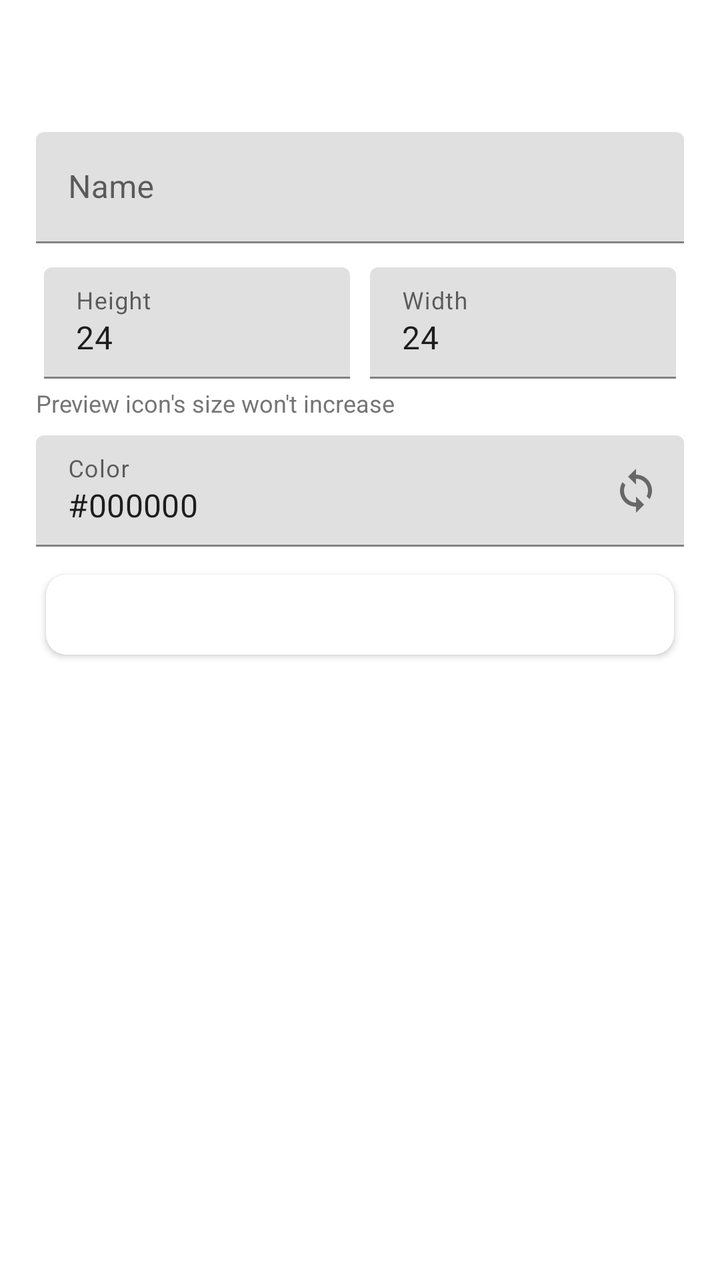
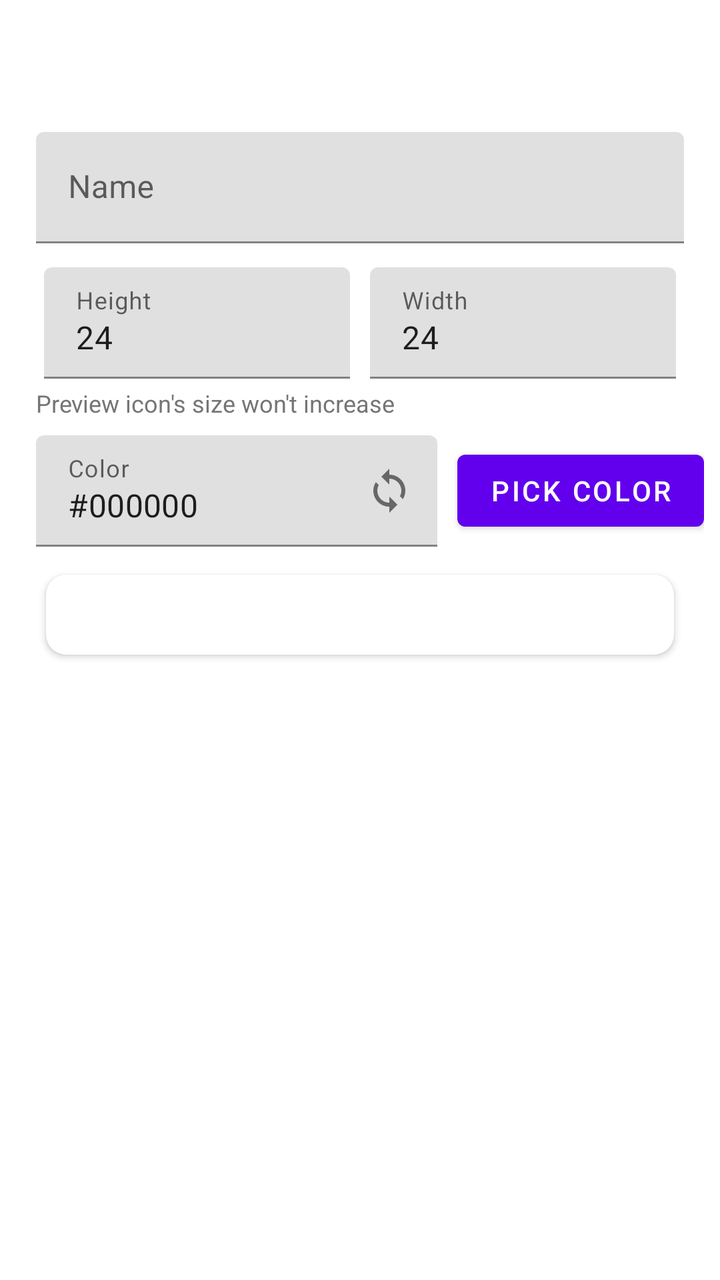

Two renders of the same Android screen: before a commit and after it. Below are the layout's source before the change and the commit's diff.
<!-- AndroidManifest.xml: fallback theme Theme.MaterialComponents.DayNight.NoActionBar -->
<!-- res/layout/create_vector_dialog.xml -->
<LinearLayout xmlns:android="http://schemas.android.com/apk/res/android"
    xmlns:app="http://schemas.android.com/apk/res-auto"
    xmlns:tools="http://schemas.android.com/tools"
    android:layout_width="match_parent"
    android:layout_height="match_parent"
    android:orientation="vertical" >

    <ScrollView
        android:layout_width="match_parent"
        android:layout_height="match_parent"
        android:scrollbars="none" >

        <LinearLayout
            android:id="@+id/container"
            android:layout_width="match_parent"
            android:layout_height="wrap_content"
            android:background="@android:color/transparent"
            android:orientation="vertical"
            android:padding="8dp" >

            <ImageView
                android:id="@+id/icon"
                android:layout_width="50dp"
                android:layout_height="50dp"
                android:layout_marginBottom="8dp"
                android:layout_marginLeft="8dp"
                android:focusable="false"
                android:padding="8dp"
                android:scaleType="fitCenter" />

            <com.google.android.material.textfield.TextInputLayout
                android:id="@+id/textinputlayout1"
                style="@style/Widget.MaterialComponents.TextInputLayout.FilledBox"
                android:layout_width="match_parent"
                android:layout_height="wrap_content"
                android:layout_marginBottom="8dp"
                android:layout_marginLeft="10dp"
                android:layout_marginRight="10dp"
                android:hint="Name" >

                <com.google.android.material.textfield.TextInputEditText
                    android:id="@+id/name"
                    android:layout_width="match_parent"
                    android:layout_height="wrap_content"
                    android:singleLine="true" />
            </com.google.android.material.textfield.TextInputLayout>

            <LinearLayout
                android:id="@+id/linear3"
                android:layout_width="match_parent"
                android:layout_height="wrap_content"
                android:layout_marginLeft="10dp"
                android:layout_marginRight="10dp"
                android:orientation="horizontal"
                android:padding="4dp" >

                <com.google.android.material.textfield.TextInputLayout
                    android:id="@+id/textinputlayout2"
                    style="@style/Widget.MaterialComponents.TextInputLayout.FilledBox"
                    android:layout_width="wrap_content"
                    android:layout_height="wrap_content"
                    android:layout_marginRight="5dp"
                    android:layout_weight="1"
                    android:hint="Height" >

                    <com.google.android.material.textfield.TextInputEditText
                        android:id="@+id/height"
                        android:layout_width="match_parent"
                        android:layout_height="wrap_content"
                        android:maxLength="3"
                        android:singleLine="true"
                        android:text="24" />
                </com.google.android.material.textfield.TextInputLayout>

                <com.google.android.material.textfield.TextInputLayout
                    android:id="@+id/textinputlayout3"
                    style="@style/Widget.MaterialComponents.TextInputLayout.FilledBox"
                    android:layout_width="wrap_content"
                    android:layout_height="wrap_content"
                    android:layout_marginLeft="5dp"
                    android:layout_weight="1"
                    android:hint="Width" >

                    <com.google.android.material.textfield.TextInputEditText
                        android:id="@+id/width"
                        android:layout_width="match_parent"
                        android:layout_height="wrap_content"
                        android:maxLength="3"
                        android:singleLine="true"
                        android:text="24" />
                </com.google.android.material.textfield.TextInputLayout>
            </LinearLayout>

            <TextView
                android:id="@+id/textview2"
                android:layout_width="match_parent"
                android:layout_height="wrap_content"
                android:layout_marginLeft="10dp"
                android:layout_marginRight="10dp"
                android:focusable="false"
                android:paddingRight="8dp"
                android:singleLine="true"
                android:text="Preview icon&apos;s size won&apos;t increase"
                android:textColor="#ff757575"
                android:textSize="12sp" />

            <com.google.android.material.textfield.TextInputLayout
                android:id="@+id/textinputlayout4"
                style="@style/Widget.MaterialComponents.TextInputLayout.FilledBox"
                android:layout_width="match_parent"
                android:layout_height="wrap_content"
                android:layout_marginBottom="8dp"
                android:layout_marginLeft="10dp"
                android:layout_marginRight="10dp"
                android:layout_marginTop="8dp"
                android:hint="Color"
                app:endIconDrawable="@drawable/outline_sync_24"
                app:endIconMode="custom" >

                <com.google.android.material.textfield.TextInputEditText
                    android:id="@+id/color"
                    android:layout_width="match_parent"
                    android:layout_height="wrap_content"
                    android:maxLength="7"
                    android:singleLine="true"
                    android:text="#000000" />
            </com.google.android.material.textfield.TextInputLayout>

            <com.google.android.material.card.MaterialCardView
                android:layout_width="match_parent"
                android:layout_height="wrap_content"
                android:layout_marginBottom="5dp"
                android:layout_marginLeft="10dp"
                android:layout_marginRight="10dp"
				app:cardCornerRadius="10dp"
				app:cardElevation="2dp"
				android:descendantFocusability="blocksDescendants"	
				android:focusable="true"
				app:strokeWidth="0dp"
				app:cardUseCompatPadding="true" >

                <LinearLayout
                    android:id="@+id/round"
                    android:layout_width="match_parent"
                    android:layout_height="40dp" />
            </com.google.android.material.card.MaterialCardView>
        </LinearLayout>
    </ScrollView>

</LinearLayout>
<!-- resources referenced by this layout -->
<resources>
  <!-- drawable outline_sync_24 (drawable) -->
  <vector xmlns:android="http://schemas.android.com/apk/res/android"
  
      android:width="24dp"
  
      android:height="24dp"
  
      android:viewportWidth="24"
  
      android:viewportHeight="24"
  
      android:tint="#000000">
  
    <path
  
        android:fillColor="@android:color/white"
  
        android:pathData="M12,4L12,1L8,5l4,4L12,6c3.31,0 6,2.69 6,6 0,1.01 -0.25,1.97 -0.7,2.8l1.46,1.46C19.54,15.03 20,13.57 20,12c0,-4.42 -3.58,-8 -8,-8zM12,18c-3.31,0 -6,-2.69 -6,-6 0,-1.01 0.25,-1.97 0.7,-2.8L5.24,7.74C4.46,8.97 4,10.43 4,12c0,4.42 3.58,8 8,8v3l4,-4 -4,-4v3z"/>
  
  </vector>
</resources>

<!-- the commit's change to res/layout/create_vector_dialog.xml (unified diff, before → after) -->
@@ -103,6 +103,10 @@
                 android:text="Preview icon&apos;s size won&apos;t increase"
                 android:textColor="#ff757575"
                 android:textSize="12sp" />
+            <LinearLayout
+                android:layout_width="match_parent"
+                android:gravity="center"
+                android:layout_height="wrap_content">
 
             <com.google.android.material.textfield.TextInputLayout
                 android:id="@+id/textinputlayout4"
@@ -113,6 +117,7 @@
                 android:layout_marginLeft="10dp"
                 android:layout_marginRight="10dp"
                 android:layout_marginTop="8dp"
+                android:layout_weight="1"
                 android:hint="Color"
                 app:endIconDrawable="@drawable/outline_sync_24"
                 app:endIconMode="custom" >
@@ -125,6 +130,13 @@
                     android:singleLine="true"
                     android:text="#000000" />
             </com.google.android.material.textfield.TextInputLayout>
+                <Button
+                    android:layout_width="wrap_content"
+                    android:layout_height="wrap_content"
+                    android:text="@string/pick_color"
+                    style="@style/ThemeOverlay.Material3.Button.ElevatedButton"
+                    android:id="@+id/pickColor"/>
+        </LinearLayout>
 
             <com.google.android.material.card.MaterialCardView
                 android:layout_width="match_parent"
<!-- resource entries referenced after the edit -->
@@ -20,5 +20,6 @@
         android:pathData="M12,4L12,1L8,5l4,4L12,6c3.31,0 6,2.69 6,6 0,1.01 -0.25,1.97 -0.7,2.8l1.46,1.46C19.54,15.03 20,13.57 20,12c0,-4.42 -3.58,-8 -8,-8zM12,18c-3.31,0 -6,-2.69 -6,-6 0,-1.01 0.25,-1.97 0.7,-2.8L5.24,7.74C4.46,8.97 4,10.43 4,12c0,4.42 3.58,8 8,8v3l4,-4 -4,-4v3z"/>
   
   </vector>
+  <string name="pick_color">Pick Color</string>
 </resources>
 
